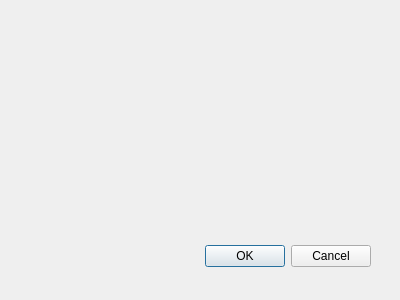
This is source/windows/model/vacancy/vacancyreadwindow.ui in Who-are-me/term_paper_2022 as Qt 5 draws it before an edit. The edited form follows.
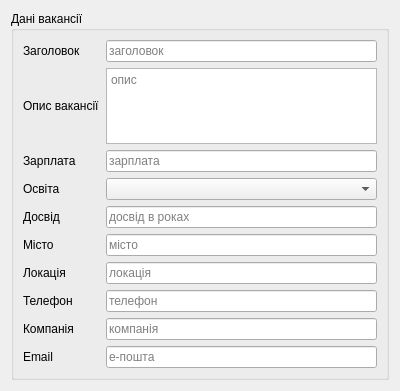
This is the edited form.

What changed in the file:
```diff
--- a/source/windows/model/vacancy/vacancyreadwindow.ui
+++ b/source/windows/model/vacancy/vacancyreadwindow.ui
@@ -9,28 +9,165 @@
     <x>0</x>
     <y>0</y>
     <width>400</width>
-    <height>300</height>
+    <height>391</height>
    </rect>
   </property>
   <property name="windowTitle">
    <string>Dialog</string>
   </property>
-  <widget name="buttonBox" class="QDialogButtonBox">
-   <property name="geometry">
-    <rect>
-     <x>30</x>
-     <y>240</y>
-     <width>341</width>
-     <height>32</height>
-    </rect>
-   </property>
-   <property name="orientation">
-    <enum>Qt::Horizontal</enum>
-   </property>
-   <property name="standardButtons">
-    <set>QDialogButtonBox::Cancel|QDialogButtonBox::Ok</set>
-   </property>
-  </widget>
+  <layout class="QGridLayout" name="gridLayout_2">
+   <item row="0" column="0">
+    <widget class="QGroupBox" name="groupBox">
+     <property name="title">
+      <string>Дані вакансії</string>
+     </property>
+     <layout class="QGridLayout" name="gridLayout">
+      <item row="9" column="0">
+       <widget class="QLabel" name="l_company">
+        <property name="text">
+         <string>Компанія</string>
+        </property>
+       </widget>
+      </item>
+      <item row="1" column="0">
+       <widget class="QLabel" name="l_description">
+        <property name="text">
+         <string>Опис вакансії</string>
+        </property>
+       </widget>
+      </item>
+      <item row="2" column="1">
+       <widget class="QLineEdit" name="le_salary">
+        <property name="placeholderText">
+         <string>зарплата</string>
+        </property>
+       </widget>
+      </item>
+      <item row="5" column="0">
+       <widget class="QLabel" name="l_city">
+        <property name="text">
+         <string>Місто</string>
+        </property>
+       </widget>
+      </item>
+      <item row="5" column="1">
+       <widget class="QLineEdit" name="le_city">
+        <property name="placeholderText">
+         <string>місто</string>
+        </property>
+       </widget>
+      </item>
+      <item row="10" column="0">
+       <widget class="QLabel" name="l_email">
+        <property name="text">
+         <string>Email</string>
+        </property>
+       </widget>
+      </item>
+      <item row="4" column="0">
+       <widget class="QLabel" name="l_experience">
+        <property name="text">
+         <string>Досвід</string>
+        </property>
+       </widget>
+      </item>
+      <item row="0" column="0">
+       <widget class="QLabel" name="l_title">
+        <property name="text">
+         <string>Заголовок</string>
+        </property>
+       </widget>
+      </item>
+      <item row="1" column="1">
+       <widget class="QTextEdit" name="te_description">
+        <property name="minimumSize">
+         <size>
+          <width>48</width>
+          <height>0</height>
+         </size>
+        </property>
+        <property name="placeholderText">
+         <string>опис</string>
+        </property>
+       </widget>
+      </item>
+      <item row="3" column="0">
+       <widget class="QLabel" name="l_education">
+        <property name="text">
+         <string>Освіта</string>
+        </property>
+       </widget>
+      </item>
+      <item row="4" column="1">
+       <widget class="QLineEdit" name="le_experience">
+        <property name="placeholderText">
+         <string>досвід в роках</string>
+        </property>
+       </widget>
+      </item>
+      <item row="0" column="1">
+       <widget class="QLineEdit" name="le_title">
+        <property name="placeholderText">
+         <string>заголовок</string>
+        </property>
+       </widget>
+      </item>
+      <item row="7" column="1">
+       <widget class="QLineEdit" name="le_phone">
+        <property name="placeholderText">
+         <string>телефон</string>
+        </property>
+       </widget>
+      </item>
+      <item row="6" column="0">
+       <widget class="QLabel" name="l_location">
+        <property name="text">
+         <string>Локація</string>
+        </property>
+       </widget>
+      </item>
+      <item row="10" column="1">
+       <widget class="QLineEdit" name="le_email">
+        <property name="placeholderText">
+         <string>е-пошта</string>
+        </property>
+       </widget>
+      </item>
+      <item row="6" column="1">
+       <widget class="QLineEdit" name="le_location">
+        <property name="placeholderText">
+         <string>локація</string>
+        </property>
+       </widget>
+      </item>
+      <item row="7" column="0">
+       <widget class="QLabel" name="l_phone">
+        <property name="text">
+         <string>Телефон</string>
+        </property>
+       </widget>
+      </item>
+      <item row="9" column="1">
+       <widget class="QLineEdit" name="le_company">
+        <property name="placeholderText">
+         <string>компанія</string>
+        </property>
+       </widget>
+      </item>
+      <item row="2" column="0">
+       <widget class="QLabel" name="l_salary">
+        <property name="text">
+         <string>Зарплата</string>
+        </property>
+       </widget>
+      </item>
+      <item row="3" column="1">
+       <widget class="QComboBox" name="cb_education"/>
+      </item>
+     </layout>
+    </widget>
+   </item>
+  </layout>
  </widget>
  <pixmapfunction/>
  <resources/>
```
Left out of the diff: 42 changed lines with no effect on the pictures.
